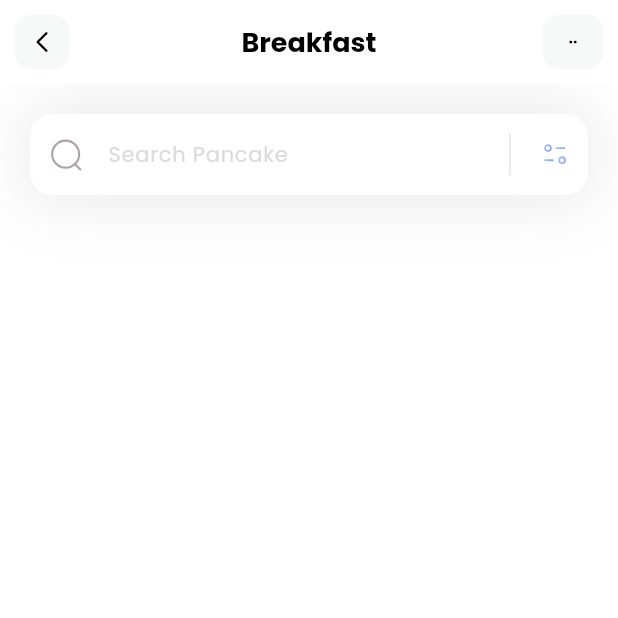
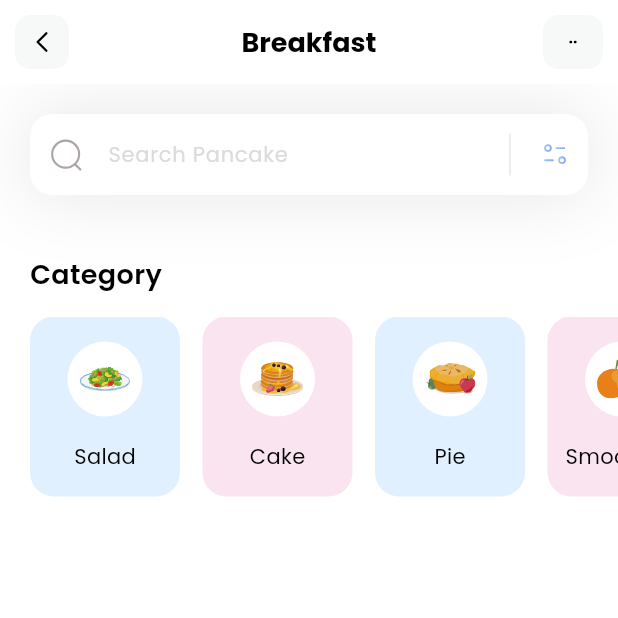
Before and after one commit to WieRuindl/flutter_diet_recommendations_app, a Flutter app: the screen it shows after launch, on a phone screen of 412 x 824 dp, the top half of it. Run offline on Flutter 3.47's test engine with Material 3 defaults, Android fonts, the phone set to English and light mode, and no system bars; our stand-ins replace flutter_svg.

Commit message:
added categories listView

```diff
--- /dev/null
+++ b/lib/components/my_categories_list.dart
@@ -0,0 +1,66 @@
+import 'package:flutter/material.dart';
+import 'package:flutter_fitness_food_app/data/categories_data.dart';
+import 'package:flutter_fitness_food_app/models/category_model.dart';
+import 'package:flutter_svg/flutter_svg.dart';
+
+class MyCategoriesList extends StatelessWidget {
+  MyCategoriesList({super.key});
+
+  final List<CategoryModel> categories = CategoriesData().categories;
+
+  @override
+  Widget build(BuildContext context) {
+    return Column(
+      crossAxisAlignment: CrossAxisAlignment.start,
+      children: [
+        const Padding(
+          padding: EdgeInsets.only(left: 20,),
+          child: Text(
+            'Category',
+            style: TextStyle(color: Colors.black, fontSize: 18, fontWeight: FontWeight.w600,),
+          ),
+        ),
+        const SizedBox(height: 15,),
+        SizedBox(
+          height: 120,
+          child: ListView.separated(
+            scrollDirection: Axis.horizontal,
+            padding: const EdgeInsets.only(left: 20, right: 20,),
+            itemCount: categories.length,
+            separatorBuilder: (context, index) => const SizedBox(width: 15,),
+            itemBuilder: (context, index) {
+              return Container(
+                width: 100,
+                decoration: BoxDecoration(
+                  color: categories[index].backgroundColor.withOpacity(0.3),
+                  borderRadius: BorderRadius.circular(16),
+                ),
+                child: Column(
+                  mainAxisAlignment: MainAxisAlignment.spaceEvenly,
+                  children: [
+                    Container(
+                      width: 50,
+                      height: 50,
+                      decoration: const BoxDecoration(
+                          color: Colors.white,
+                          shape: BoxShape.circle
+                      ),
+                      child: Padding(
+                        padding: const EdgeInsets.all(8.0),
+                        child: SvgPicture.asset(categories[index].iconPath),
+                      ),
+                    ),
+                    Text(
+                      categories[index].name,
+                      style: const TextStyle(fontWeight: FontWeight.w400, color: Colors.black, fontSize: 14,),
+                    ),
+                  ],
+                ),
+              );
+            },
+          ),
+        ),
+      ],
+    );
+  }
+}
--- /dev/null
+++ b/lib/data/categories_data.dart
@@ -0,0 +1,29 @@
+import 'package:flutter/material.dart';
+import 'package:flutter_fitness_food_app/models/category_model.dart';
+
+class CategoriesData {
+  final List<CategoryModel> categories = [
+    CategoryModel(
+        name: 'Salad',
+        iconPath: 'assets/icons/plate.svg',
+        backgroundColor: const Color(0xff9DCEFF)
+    ),
+
+    CategoryModel(
+        name: 'Cake',
+        iconPath: 'assets/icons/pancakes.svg',
+        backgroundColor: const Color(0xffEEA4CE)
+    ),
+
+    CategoryModel(
+        name: 'Pie',
+        iconPath: 'assets/icons/pie.svg',
+        backgroundColor: const Color(0xff9DCEFF)
+    ),
+
+    CategoryModel(
+        name: 'Smoothies',
+        iconPath: 'assets/icons/orange-snacks.svg',
+        backgroundColor: const Color(0xffEEA4CE)),
+  ];
+}
--- /dev/null
+++ b/lib/models/category_model.dart
@@ -0,0 +1,9 @@
+import 'package:flutter/material.dart';
+
+class CategoryModel {
+  final String name;
+  final String iconPath;
+  final Color backgroundColor;
+
+  CategoryModel({required this.name, required this.iconPath, required this.backgroundColor});
+}
--- a/lib/pages/home_page.dart
+++ b/lib/pages/home_page.dart
@@ -1,19 +1,26 @@
 import 'package:flutter/material.dart';
 import 'package:flutter_fitness_food_app/components/my_app_bar.dart';
 import 'package:flutter_fitness_food_app/components/my_search_bar.dart';
-import 'package:flutter_svg/flutter_svg.dart';
+import 'package:flutter_fitness_food_app/components/my_categories_list.dart';
 
 class HomePage extends StatelessWidget {
   const HomePage({super.key});
 
   @override
   Widget build(BuildContext context) {
-    return const Scaffold(
+    return Scaffold(
       backgroundColor: Colors.white,
-      appBar: MyAppBar(),
+      appBar: const MyAppBar(),
       body: Column(
+        crossAxisAlignment: CrossAxisAlignment.start,
         children: [
-          MySearchBar(),
+          const MySearchBar(),
+          const SizedBox(height: 40,),
+          Column(
+            children: [
+              MyCategoriesList(),
+            ],
+          ),
         ],
       ),
     );
```
